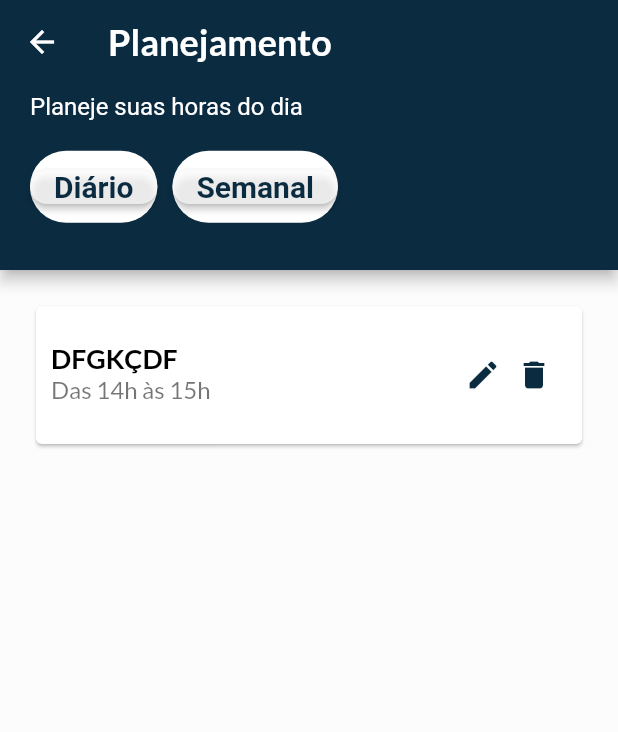
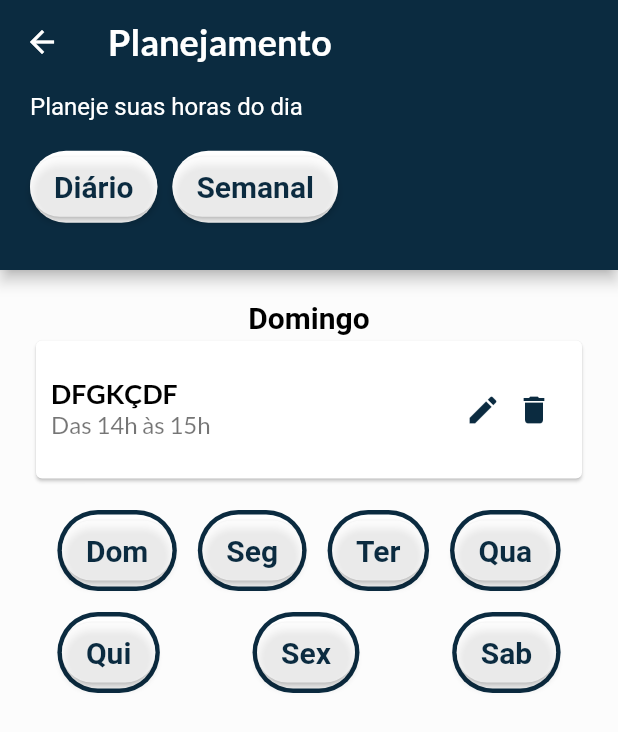
Before and after one commit to guicrisostomo/hour, a Flutter app: the Planning screen opened by its route, after a tap on "Semanal", on a phone screen of 412 x 824 dp. Shown: the top 732 px of the screen. Run offline on Flutter 3.47's test engine with Material 2 defaults, Android fonts, the light colour scheme and no system bars; our stand-ins replace firebase_core, flutter_dotenv, flutter_svg, google_fonts; accounts and stored records are empty.

Commit message:
feat: add more elements and actions to the buttons

```diff
--- a/lib/view/pages/planning.dart
+++ b/lib/view/pages/planning.dart
@@ -12,6 +12,85 @@ class Planning extends StatefulWidget {
 }
 
 class _PlanningState extends State<Planning> {
+  static bool isPlanningDay = true;
+  static String daySelected = 'Domingo';
+
+  List<Widget> dayWeek() {
+    return <Widget> [
+      (!isPlanningDay) ?
+        Wrap(
+          direction: Axis.horizontal,
+          alignment: WrapAlignment.spaceBetween,
+          spacing: 20,
+          runSpacing: 20,
+
+          children: [
+            button('Dom', 40, 40, () => {
+              setState(() {
+                daySelected = 'Domingo';
+              })
+            },),
+
+            button('Seg', 40, 40, () => {
+              setState(() {
+                daySelected = 'Segunda';
+              })
+            },),
+
+            button('Ter', 40, 40, () => {
+              setState(() {
+                daySelected = 'Terça';
+              })
+            },),
+
+            button('Qua', 40, 40, () => {
+              setState(() {
+                daySelected = 'Quarta';
+              })
+            },),
+
+            button('Qui', 40, 40, () => {
+              setState(() {
+                daySelected = 'Quinta';
+              })
+            },),
+
+            button('Sex', 40, 40, () => {
+              setState(() {
+                daySelected = 'Sexta';
+              })
+            },),
+
+            button('Sab', 40, 40, () => {
+              setState(() {
+                daySelected = 'Sábado';
+              })
+            },),
+          ],
+        )
+      : const SizedBox.shrink()
+    ];
+  }
+
+  List<Widget> dayWeekSelect() {
+    return <Widget> [
+      (!isPlanningDay) ?
+        Column(
+          children: [
+            Text(
+              daySelected,
+              style: const TextStyle(
+                color: Colors.black,
+                fontSize: 20,
+                fontWeight: FontWeight.w600,
+              ),
+            ),
+          ],
+        )
+      : const SizedBox.shrink()
+    ];
+  }
+
   @override
   Widget build(BuildContext context) {
     return Scaffold(
@@ -51,11 +130,19 @@ class _PlanningState extends State<Planning> {
 
                       Row(
                         children: [
-                          button("Diário", 0, 0, () => {},),
+                          button("Diário", 40, 40, () => {
+                            setState(() {
+                              isPlanningDay = true;
+                            })
+                          },),
 
                           const SizedBox(width: 10),
 
-                          button("Semanal", 0, 0, () => {},),
+                          button("Semanal", 40, 40, () => {
+                            setState(() {
+                              isPlanningDay = false;
+                            })
+                          },),
                         ]
                       )
                     ]
@@ -72,7 +159,14 @@ class _PlanningState extends State<Planning> {
           padding: const EdgeInsets.all(20),
           child: Column(
             children: [
+
+              ...dayWeekSelect(),
+
               const ListActivitiesEdit(),
+
+              const SizedBox(height: 20),
+
+              ...dayWeek(),
             ],
           ),
         ),
```
